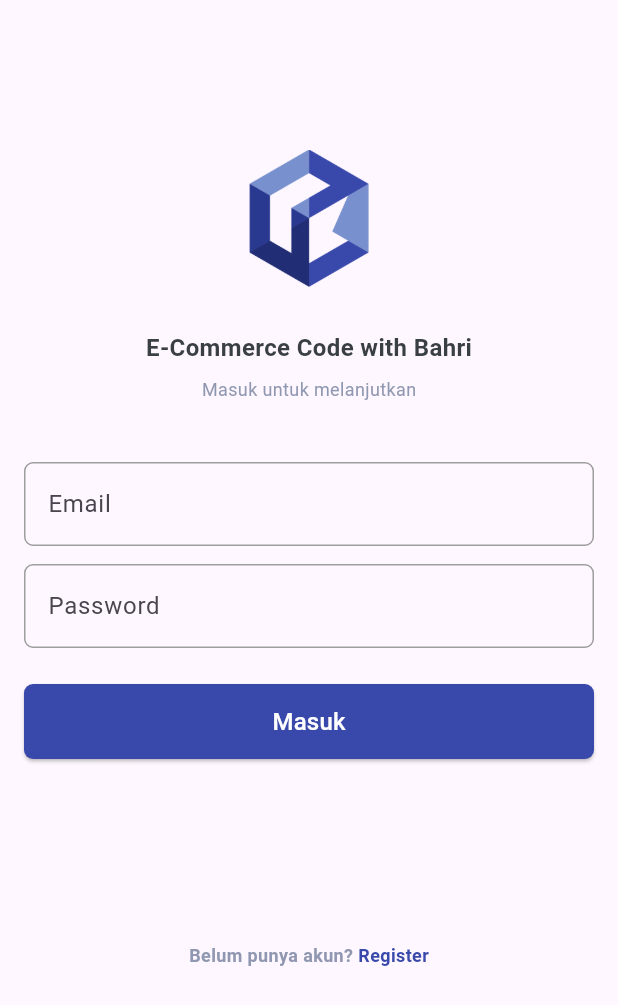
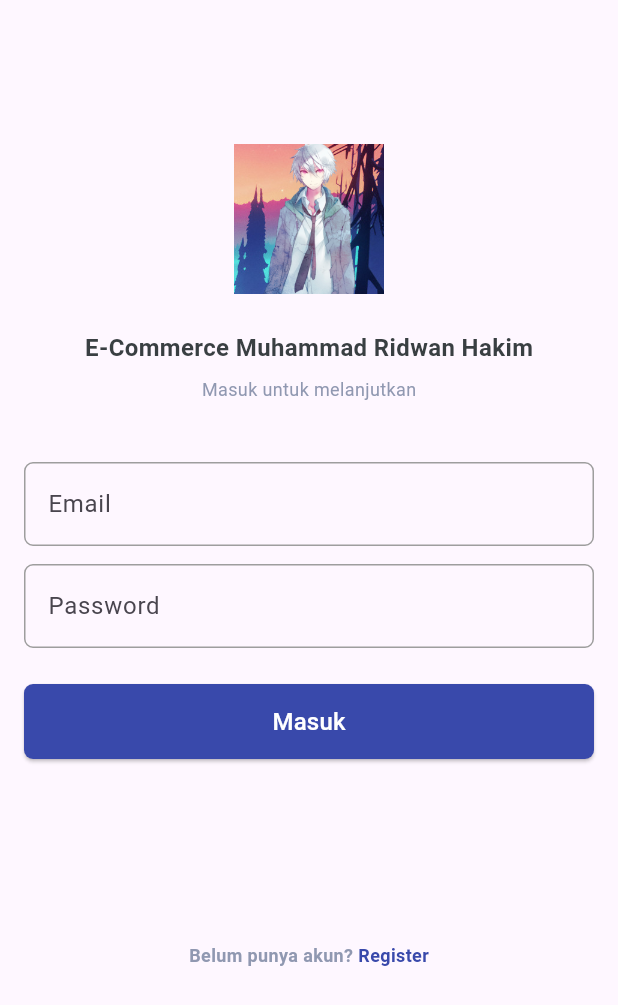
Before and after one commit to rescenic/fic9-ecommerce, a Flutter app: the screen it shows after launch, on a phone screen of 412 x 824 dp. Shown: the top 1005 px of the screen. Run offline on Flutter 3.47's test engine with Material 2 defaults, Android fonts, the phone set to English and light mode, and no system bars; our stand-ins replace bloc, carousel_slider, dartz, flutter_bloc, freezed_annotation.

Commit message:
Task 3 : Login Page

```diff
--- a/lib/common/constants/images.dart
+++ b/lib/common/constants/images.dart
@@ -1,5 +1,5 @@
-class Images{
-  static const String logo = 'assets/images/logo.png';
+class Images {
+  static const String logo = 'assets/images/Rescenic.png';
 
   //iconHome
   static const String iconHome = 'assets/icons/Home.png';
--- a/lib/presentation/auth/login_page.dart
+++ b/lib/presentation/auth/login_page.dart
@@ -46,7 +46,7 @@ class _LoginPageState extends State<LoginPage> {
           const SpaceHeight(24.0),
           const Center(
             child: Text(
-              "E-Commerce Code with Bahri",
+              "E-Commerce Muhammad Ridwan Hakim",
               style: TextStyle(
                 fontSize: 16,
                 fontWeight: FontWeight.w700,
--- a/lib/presentation/auth/register_page.dart
+++ b/lib/presentation/auth/register_page.dart
@@ -3,7 +3,6 @@ import 'package:flutter_bloc/flutter_bloc.dart';
 import 'package:fic9_ecommerce/data/models/requests/register_request_model.dart';
 import 'package:fic9_ecommerce/presentation/auth/bloc/register/register_bloc.dart';
 import 'package:fic9_ecommerce/presentation/auth/login_page.dart';
-import 'package:fic9_ecommerce/presentation/home/dashboard_page.dart';
 
 import '../../common/components/button.dart';
 import '../../common/components/custom_text_field.dart';
```
Also changed, not shown: assets/images/Rescenic.png (added), fic9-task3-login-page.png (added), 1 other file.
